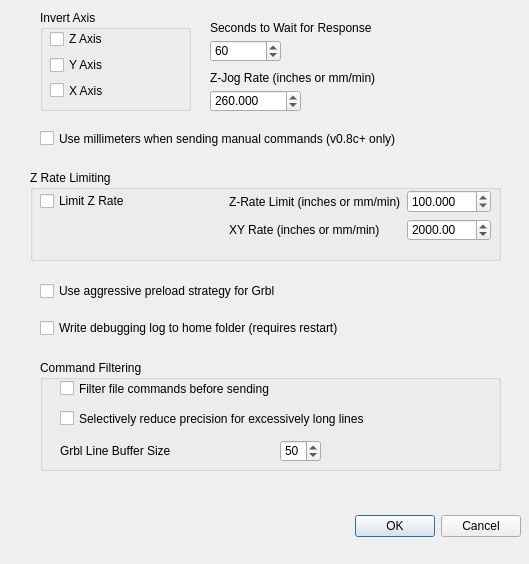
Above: options.ui from apsystems/GrblHoming before the change. Below: the same form after it.
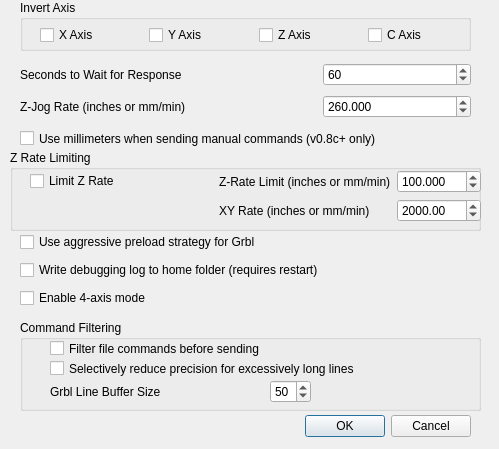
That is the form after the change.

```diff
--- a/options.ui
+++ b/options.ui
@@ -6,8 +6,8 @@
    <rect>
     <x>0</x>
     <y>0</y>
-    <width>529</width>
-    <height>564</height>
+    <width>499</width>
+    <height>449</height>
    </rect>
   </property>
   <property name="windowTitle">
@@ -16,8 +16,8 @@
   <widget class="QDialogButtonBox" name="buttonBox">
    <property name="geometry">
     <rect>
-     <x>240</x>
-     <y>510</y>
+     <x>190</x>
+     <y>410</y>
      <width>281</width>
      <height>32</height>
     </rect>
@@ -32,10 +32,10 @@
   <widget class="QGroupBox" name="groupBoxAxis">
    <property name="geometry">
     <rect>
-     <x>40</x>
-     <y>10</y>
-     <width>151</width>
-     <height>101</height>
+     <x>20</x>
+     <y>0</y>
+     <width>451</width>
+     <height>51</height>
     </rect>
    </property>
    <property name="title">
@@ -44,27 +44,13 @@
    <widget class="QWidget" name="verticalLayoutWidget">
     <property name="geometry">
      <rect>
-      <x>10</x>
-      <y>19</y>
-      <width>131</width>
-      <height>71</height>
+      <x>20</x>
+      <y>20</y>
+      <width>431</width>
+      <height>31</height>
      </rect>
     </property>
-    <layout class="QVBoxLayout" name="verticalLayoutInvert">
-     <item>
-      <widget class="QCheckBox" name="chkInvZ">
-       <property name="text">
-        <string>Z Axis</string>
-       </property>
-      </widget>
-     </item>
-     <item>
-      <widget class="QCheckBox" name="chkInvY">
-       <property name="text">
-        <string>Y Axis</string>
-       </property>
-      </widget>
-     </item>
+    <layout class="QHBoxLayout" name="horizontalLayout">
      <item>
       <widget class="QCheckBox" name="chkInvX">
        <property name="text">
@@ -72,58 +58,34 @@
        </property>
       </widget>
      </item>
+     <item>
+      <widget class="QCheckBox" name="chkInvY">
+       <property name="text">
+        <string>Y Axis</string>
+       </property>
+      </widget>
+     </item>
+     <item>
+      <widget class="QCheckBox" name="chkInvZ">
+       <property name="text">
+        <string>Z Axis</string>
+       </property>
+      </widget>
+     </item>
+     <item>
+      <widget class="QCheckBox" name="chkInvC">
+       <property name="text">
+        <string>C Axis</string>
+       </property>
+      </widget>
+     </item>
     </layout>
    </widget>
   </widget>
-  <widget class="QLabel" name="labelWaitForResp">
-   <property name="geometry">
-    <rect>
-     <x>210</x>
-     <y>20</y>
-     <width>261</width>
-     <height>16</height>
-    </rect>
-   </property>
-   <property name="text">
-    <string>Seconds to Wait for Response</string>
-   </property>
-  </widget>
-  <widget class="QSpinBox" name="spinResponseWaitSec">
-   <property name="geometry">
-    <rect>
-     <x>210</x>
-     <y>40</y>
-     <width>71</width>
-     <height>22</height>
-    </rect>
-   </property>
-   <property name="minimum">
-    <number>1</number>
-   </property>
-   <property name="maximum">
-    <number>1000</number>
-   </property>
-   <property name="value">
-    <number>60</number>
-   </property>
-  </widget>
-  <widget class="QLabel" name="labelZJogRate">
-   <property name="geometry">
-    <rect>
-     <x>210</x>
-     <y>70</y>
-     <width>261</width>
-     <height>16</height>
-    </rect>
-   </property>
-   <property name="text">
-    <string>Z-Jog Rate (inches or mm/min)</string>
-   </property>
-  </widget>
   <widget class="QCheckBox" name="checkBoxUseMmManualCmds">
    <property name="geometry">
     <rect>
-     <x>40</x>
+     <x>20</x>
      <y>130</y>
      <width>431</width>
      <height>17</height>
@@ -136,10 +98,10 @@
   <widget class="QGroupBox" name="groupZRateLimit">
    <property name="geometry">
     <rect>
-     <x>30</x>
-     <y>170</y>
+     <x>10</x>
+     <y>150</y>
      <width>471</width>
-     <height>91</height>
+     <height>81</height>
     </rect>
    </property>
    <property name="title">
@@ -148,10 +110,10 @@
    <widget class="QWidget" name="gridLayoutWidget">
     <property name="geometry">
      <rect>
-      <x>10</x>
+      <x>20</x>
       <y>20</y>
       <width>451</width>
-      <height>51</height>
+      <height>53</height>
      </rect>
     </property>
     <layout class="QGridLayout" name="gridLayoutRateLimit">
@@ -233,43 +195,12 @@
     </layout>
    </widget>
   </widget>
-  <widget class="QDoubleSpinBox" name="doubleSpinZJogRate">
-   <property name="geometry">
-    <rect>
-     <x>210</x>
-     <y>90</y>
-     <width>91</width>
-     <height>22</height>
-    </rect>
-   </property>
-   <property name="accelerated">
-    <bool>true</bool>
-   </property>
-   <property name="correctionMode">
-    <enum>QAbstractSpinBox::CorrectToNearestValue</enum>
-   </property>
-   <property name="decimals">
-    <number>3</number>
-   </property>
-   <property name="minimum">
-    <double>0.100000000000000</double>
-   </property>
-   <property name="maximum">
-    <double>9999.989999999999782</double>
-   </property>
-   <property name="singleStep">
-    <double>1.000000000000000</double>
-   </property>
-   <property name="value">
-    <double>260.000000000000000</double>
-   </property>
-  </widget>
   <widget class="QWidget" name="verticalLayoutWidget_2">
    <property name="geometry">
     <rect>
-     <x>40</x>
-     <y>270</y>
-     <width>461</width>
+     <x>20</x>
+     <y>230</y>
+     <width>451</width>
      <height>81</height>
     </rect>
    </property>
@@ -288,15 +219,22 @@
       </property>
      </widget>
     </item>
+    <item>
+     <widget class="QCheckBox" name="checkBoxFourAxis">
+      <property name="text">
+       <string>Enable 4-axis mode</string>
+      </property>
+     </widget>
+    </item>
    </layout>
   </widget>
   <widget class="QGroupBox" name="groupBox">
    <property name="geometry">
     <rect>
-     <x>40</x>
-     <y>360</y>
+     <x>20</x>
+     <y>320</y>
      <width>461</width>
-     <height>111</height>
+     <height>91</height>
     </rect>
    </property>
    <property name="title">
@@ -305,7 +243,7 @@
    <widget class="QCheckBox" name="chkFilterFileCommands">
     <property name="geometry">
      <rect>
-      <x>20</x>
+      <x>30</x>
       <y>20</y>
       <width>431</width>
       <height>17</height>
@@ -318,8 +256,8 @@
    <widget class="QCheckBox" name="checkBoxReducePrecForLongLines">
     <property name="geometry">
      <rect>
-      <x>20</x>
-      <y>50</y>
+      <x>30</x>
+      <y>40</y>
       <width>431</width>
       <height>17</height>
      </rect>
@@ -328,13 +266,13 @@
      <string>Selectively reduce precision for excessively long lines</string>
     </property>
    </widget>
-   <widget class="QWidget" name="">
+   <widget class="QWidget" name="layoutWidget">
     <property name="geometry">
      <rect>
-      <x>20</x>
-      <y>80</y>
+      <x>30</x>
+      <y>60</y>
       <width>261</width>
-      <height>22</height>
+      <height>24</height>
      </rect>
     </property>
     <layout class="QHBoxLayout" name="horizontalLayout_2">
@@ -368,6 +306,70 @@
     </layout>
    </widget>
   </widget>
+  <widget class="QWidget" name="gridLayoutWidget_2">
+   <property name="geometry">
+    <rect>
+     <x>20</x>
+     <y>60</y>
+     <width>451</width>
+     <height>61</height>
+    </rect>
+   </property>
+   <layout class="QGridLayout" name="gridLayout" columnstretch="2,1">
+    <item row="2" column="0">
+     <widget class="QLabel" name="labelZJogRate">
+      <property name="text">
+       <string>Z-Jog Rate (inches or mm/min)</string>
+      </property>
+     </widget>
+    </item>
+    <item row="1" column="0">
+     <widget class="QLabel" name="labelWaitForResp">
+      <property name="text">
+       <string>Seconds to Wait for Response</string>
+      </property>
+     </widget>
+    </item>
+    <item row="1" column="1">
+     <widget class="QSpinBox" name="spinResponseWaitSec">
+      <property name="minimum">
+       <number>1</number>
+      </property>
+      <property name="maximum">
+       <number>1000</number>
+      </property>
+      <property name="value">
+       <number>60</number>
+      </property>
+     </widget>
+    </item>
+    <item row="2" column="1">
+     <widget class="QDoubleSpinBox" name="doubleSpinZJogRate">
+      <property name="accelerated">
+       <bool>true</bool>
+      </property>
+      <property name="correctionMode">
+       <enum>QAbstractSpinBox::CorrectToNearestValue</enum>
+      </property>
+      <property name="decimals">
+       <number>3</number>
+      </property>
+      <property name="minimum">
+       <double>0.100000000000000</double>
+      </property>
+      <property name="maximum">
+       <double>9999.989999999999782</double>
+      </property>
+      <property name="singleStep">
+       <double>1.000000000000000</double>
+      </property>
+      <property name="value">
+       <double>260.000000000000000</double>
+      </property>
+     </widget>
+    </item>
+   </layout>
+  </widget>
   <zorder>groupZRateLimit</zorder>
   <zorder>buttonBox</zorder>
   <zorder>groupBoxAxis</zorder>
```
Left out of the diff: 7 changed lines with no effect on the pictures.
